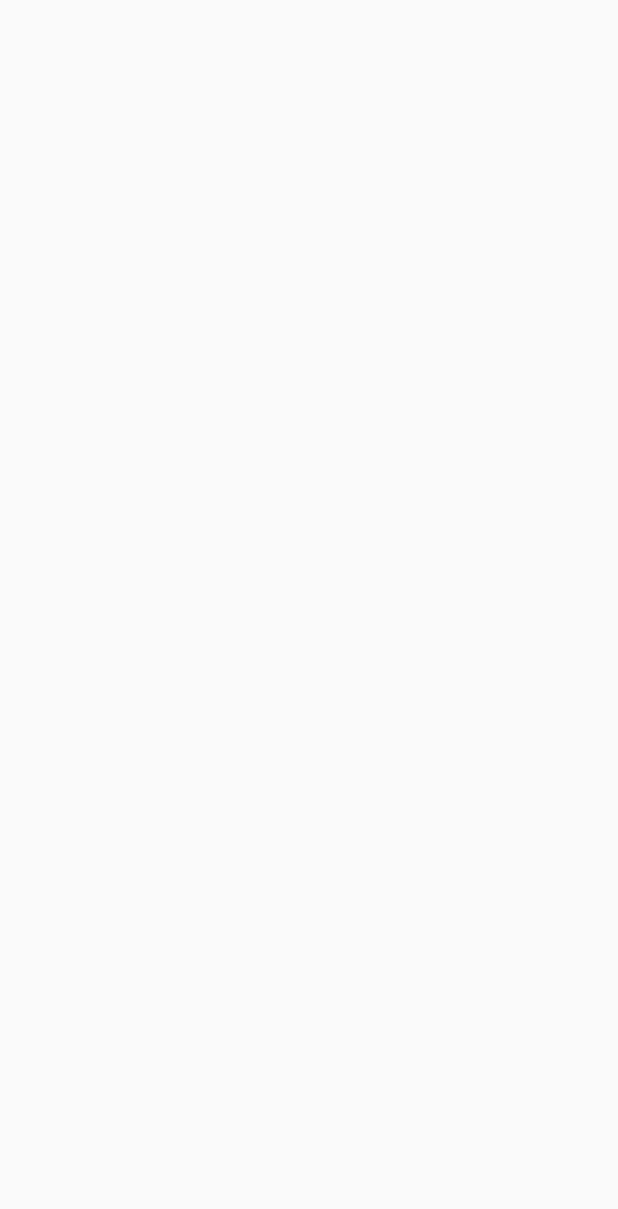
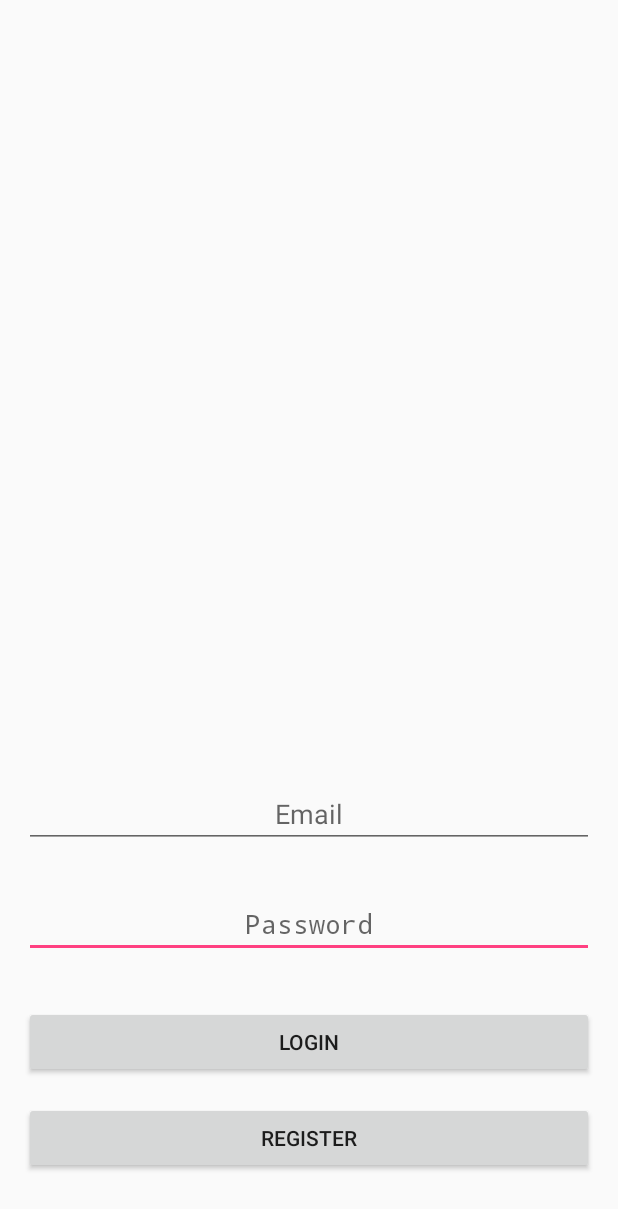
Before and after one commit to endymuhardin/training-android-2016-03, an Android app: the screen it shows after launch (LoginActivity), on a phone screen of 412 x 824 dp. Before the commit the part shown is empty. Shown: the top 1209 px of the screen. Run offline under Robolectric (Android 15) with nearby library versions, the phone set to English and light mode, and no system bars.

Commit message:
membuat screen login

```diff
--- a/BPJSKesehatan/app/build.gradle
+++ b/BPJSKesehatan/app/build.gradle
@@ -26,4 +26,5 @@ dependencies {
     })
     compile 'com.android.support:appcompat-v7:25.0.1'
     testCompile 'junit:junit:4.12'
+    compile 'com.android.support.constraint:constraint-layout:1.0.0-beta4'
 }
--- a/BPJSKesehatan/app/src/main/res/layout/activity_login.xml
+++ b/BPJSKesehatan/app/src/main/res/layout/activity_login.xml
@@ -1,13 +1,71 @@
 <?xml version="1.0" encoding="utf-8"?>
-<RelativeLayout xmlns:android="http://schemas.android.com/apk/res/android"
+<android.support.constraint.ConstraintLayout xmlns:android="http://schemas.android.com/apk/res/android"
+    xmlns:app="http://schemas.android.com/apk/res-auto"
     xmlns:tools="http://schemas.android.com/tools"
     android:id="@+id/activity_login"
     android:layout_width="match_parent"
     android:layout_height="match_parent"
-    android:paddingBottom="@dimen/activity_vertical_margin"
-    android:paddingLeft="@dimen/activity_horizontal_margin"
-    android:paddingRight="@dimen/activity_horizontal_margin"
-    android:paddingTop="@dimen/activity_vertical_margin"
     tools:context="com.brainmatics.bpjs.bpjskesehatan.activity.LoginActivity">
 
-</RelativeLayout>
+    <Button
+        android:text="@string/lblRegister"
+        android:layout_width="0dp"
+        android:layout_height="wrap_content"
+        android:id="@+id/btnRegister"
+        tools:layout_constraintRight_creator="1"
+        tools:layout_constraintBottom_creator="1"
+        app:layout_constraintBottom_toBottomOf="parent"
+        app:layout_constraintRight_toRightOf="@+id/btnLogin"
+        tools:layout_constraintLeft_creator="1"
+        android:layout_marginBottom="41dp"
+        app:layout_constraintLeft_toLeftOf="@+id/btnLogin" />
+
+    <Button
+        android:text="@string/lblLogin"
+        android:layout_width="0dp"
+        android:layout_height="wrap_content"
+        android:id="@+id/btnLogin"
+        tools:layout_constraintRight_creator="1"
+        tools:layout_constraintBottom_creator="1"
+        app:layout_constraintBottom_toTopOf="@+id/btnRegister"
+        app:layout_constraintRight_toRightOf="@+id/txtPassword"
+        tools:layout_constraintLeft_creator="1"
+        android:layout_marginBottom="16dp"
+        app:layout_constraintLeft_toLeftOf="@+id/txtPassword" />
+
+    <EditText
+        android:layout_width="0dp"
+        android:layout_height="wrap_content"
+        android:ems="10"
+        android:id="@+id/txtPassword"
+        android:hint="@string/lblPassword"
+        android:textAlignment="center"
+        tools:layout_constraintRight_creator="1"
+        tools:layout_constraintBottom_creator="1"
+        app:layout_constraintBottom_toTopOf="@+id/btnLogin"
+        android:layout_marginStart="16dp"
+        android:layout_marginEnd="16dp"
+        app:layout_constraintRight_toRightOf="parent"
+        tools:layout_constraintLeft_creator="1"
+        android:layout_marginBottom="32dp"
+        app:layout_constraintLeft_toLeftOf="parent"
+        android:inputType="textPassword" />
+
+    <EditText
+        android:layout_width="0dp"
+        android:layout_height="wrap_content"
+        android:ems="10"
+        android:id="@+id/txtEmail"
+        android:hint="@string/lblEmail"
+        android:textAlignment="center"
+        tools:layout_constraintRight_creator="1"
+        tools:layout_constraintBottom_creator="1"
+        app:layout_constraintBottom_toTopOf="@+id/txtPassword"
+        android:layout_marginStart="16dp"
+        android:layout_marginEnd="16dp"
+        app:layout_constraintRight_toRightOf="parent"
+        tools:layout_constraintLeft_creator="1"
+        android:layout_marginBottom="28dp"
+        app:layout_constraintLeft_toLeftOf="parent"
+        android:inputType="textEmailAddress" />
+</android.support.constraint.ConstraintLayout>
--- a/BPJSKesehatan/app/src/main/res/values/strings.xml
+++ b/BPJSKesehatan/app/src/main/res/values/strings.xml
@@ -1,3 +1,7 @@
 <resources>
     <string name="app_name">BPJS Kesehatan</string>
+    <string name="lblEmail">Email</string>
+    <string name="lblPassword">Password</string>
+    <string name="lblLogin">Login</string>
+    <string name="lblRegister">Register</string>
 </resources>
```
